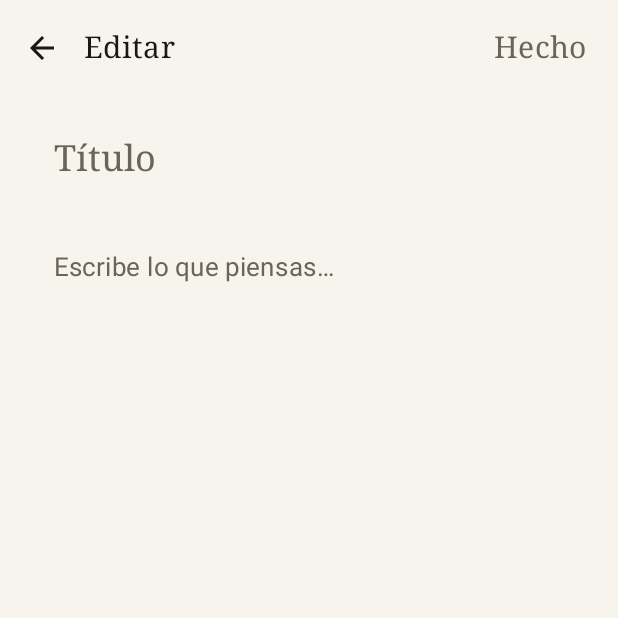
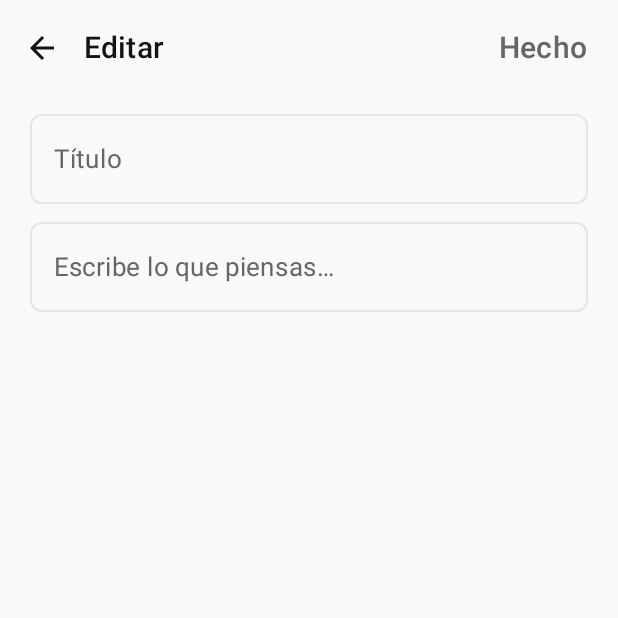
Before and after one commit to wandersepulveda2013/ordia-android, an Android app built with Jetpack Compose: the screen it shows after launch (MainActivity), after a tap on "Nueva nota", on a phone screen of 412 x 824 dp, the top half of it. Run offline under Robolectric (Android 15) with nearby library versions, the phone set to English and light mode, and no system bars; our stand-ins replace Room's generated code.

Commit message:
feat(design): implement Wave 1 foundation and design system
- Extract typography to Type.kt
- Implement semantic color system in Theme.kt
- Create centralized OrdiaDesignSystem.kt components
- Integrate OrdiaInput into NoteEditorScreen
- Integrate HorizontalDivider and icons into NotesListScreen
- Prevent empty drafts from saving in NotepadViewModel

Co-authored-by: wandersepulveda2013 <308435692+wandersepulveda2013@users.noreply.github.com>

```diff
--- a/app/src/main/java/com/ordia/app/ui/screens/NoteEditorScreen.kt
+++ b/app/src/main/java/com/ordia/app/ui/screens/NoteEditorScreen.kt
@@ -1,5 +1,6 @@
 package com.ordia.app.ui.screens
 
+import androidx.compose.foundation.clickable
 import androidx.compose.foundation.layout.Arrangement
 import androidx.compose.foundation.layout.Column
 import androidx.compose.foundation.layout.fillMaxSize
@@ -15,21 +16,21 @@ import androidx.compose.material3.IconButton
 import androidx.compose.material3.MaterialTheme
 import androidx.compose.material3.Scaffold
 import androidx.compose.material3.Text
-import androidx.compose.material3.TextField
-import androidx.compose.material3.TextFieldDefaults
 import androidx.compose.material3.TopAppBar
 import androidx.compose.material3.TopAppBarDefaults
 import androidx.compose.runtime.Composable
 import androidx.compose.runtime.LaunchedEffect
-import androidx.compose.foundation.clickable
 import androidx.compose.runtime.getValue
 import androidx.compose.runtime.mutableStateOf
 import androidx.compose.runtime.remember
 import androidx.compose.runtime.saveable.rememberSaveable
 import androidx.compose.runtime.setValue
 import androidx.compose.ui.Modifier
+import androidx.compose.ui.focus.FocusRequester
+import androidx.compose.ui.focus.focusRequester
 import androidx.compose.ui.unit.dp
 import com.ordia.app.data.NoteEntity
+import com.ordia.app.ui.components.OrdiaInput
 
 @OptIn(ExperimentalMaterial3Api::class)
 @Composable
@@ -40,11 +41,14 @@ fun NoteEditorScreen(
 ) {
     var title by rememberSaveable { mutableStateOf(note?.title.orEmpty()) }
     var content by rememberSaveable { mutableStateOf(note?.content.orEmpty()) }
+    val focusRequester = remember { FocusRequester() }
 
     LaunchedEffect(note?.id) {
         if (note != null) {
             title = note.title
             content = note.content
+        } else {
+            focusRequester.requestFocus()
         }
     }
 
@@ -86,30 +90,20 @@ fun NoteEditorScreen(
                 .padding(horizontal = 20.dp, vertical = 12.dp),
             verticalArrangement = Arrangement.spacedBy(12.dp),
         ) {
-            TextField(
+            OrdiaInput(
                 value = title,
                 onValueChange = { title = it },
-                placeholder = { Text("Título", style = MaterialTheme.typography.titleLarge) },
-                textStyle = MaterialTheme.typography.titleLarge,
-                modifier = Modifier.fillMaxWidth(),
-                colors = bareFieldColors(),
+                placeholder = "Título",
+                modifier = Modifier
+                    .fillMaxWidth()
+                    .focusRequester(focusRequester)
             )
-            TextField(
+            OrdiaInput(
                 value = content,
                 onValueChange = { content = it },
-                placeholder = { Text("Escribe lo que piensas…", style = MaterialTheme.typography.bodyLarge) },
-                textStyle = MaterialTheme.typography.bodyLarge,
-                modifier = Modifier.fillMaxWidth(),
-                colors = bareFieldColors(),
+                placeholder = "Escribe lo que piensas…",
+                modifier = Modifier.fillMaxWidth()
             )
         }
     }
 }
-
-@Composable
-private fun bareFieldColors() = TextFieldDefaults.colors(
-    focusedContainerColor = androidx.compose.ui.graphics.Color.Transparent,
-    unfocusedContainerColor = androidx.compose.ui.graphics.Color.Transparent,
-    focusedIndicatorColor = androidx.compose.ui.graphics.Color.Transparent,
-    unfocusedIndicatorColor = androidx.compose.ui.graphics.Color.Transparent,
-)
--- a/app/src/main/java/com/ordia/app/ui/theme/PaperColors.kt
+++ b/app/src/main/java/com/ordia/app/ui/theme/PaperColors.kt
@@ -3,14 +3,31 @@ package com.ordia.app.ui.theme
 import androidx.compose.ui.graphics.Color
 
 /** The page. Warm off-white in light, deep ink in dark. */
-val Page = Color(0xFFF7F4EE)
-val SoftPaper = Color(0xFFEFE9DD)
-val Ink = Color(0xFF1A1714)
-val InkMuted = Color(0xFF6B645B)
-val Rule = Color(0xFFD9D2C4)
+val Page = Color(0xFFF9F9F9)
+val SoftPaper = Color(0xFFF1F1F1)
+val Ink = Color(0xFF141414)
+val InkMuted = Color(0xFF666666)
+val Rule = Color(0xFFE5E5E5)
 
-val DarkInk = Color(0xFF15130F)
-val DarkInkRaised = Color(0xFF1F1C17)
-val PageOnDark = Color(0xFFE9E3D6)
-val PageMuted = Color(0xFF9A9388)
-val DarkRule = Color(0xFF2E2A23)
+val DarkInk = Color(0xFF0F0F0F)
+val DarkInkRaised = Color(0xFF1A1A1A)
+val PageOnDark = Color(0xFFFAFAFA)
+val PageMuted = Color(0xFF999999)
+val DarkRule = Color(0xFF262626)
+
+// Semantic colors
+val ColorPriority = Color(0xFFD32F2F)
+val ColorAlert = Color(0xFFF57C00)
+val ColorSuccess = Color(0xFF388E3C)
+val ColorFocus = Color(0xFF1976D2)
+val ColorCalendar = Color(0xFF7B1FA2)
+val ColorAutomations = Color(0xFF00796B)
+val ColorGuardians = Color(0xFF512DA8)
+
+val ColorPriorityDark = Color(0xFFEF5350)
+val ColorAlertDark = Color(0xFFFF9800)
+val ColorSuccessDark = Color(0xFF4CAF50)
+val ColorFocusDark = Color(0xFF2196F3)
+val ColorCalendarDark = Color(0xFF9C27B0)
+val ColorAutomationsDark = Color(0xFF009688)
+val ColorGuardiansDark = Color(0xFF673AB7)
--- a/app/src/main/java/com/ordia/app/ui/theme/Theme.kt
+++ b/app/src/main/java/com/ordia/app/ui/theme/Theme.kt
@@ -2,17 +2,14 @@ package com.ordia.app.ui.theme
 
 import androidx.compose.foundation.isSystemInDarkTheme
 import androidx.compose.material3.MaterialTheme
-import androidx.compose.material3.Typography
 import androidx.compose.material3.darkColorScheme
 import androidx.compose.material3.lightColorScheme
 import androidx.compose.runtime.Composable
-import androidx.compose.ui.text.font.FontFamily
-import androidx.compose.ui.unit.sp
+import androidx.compose.runtime.CompositionLocalProvider
+import androidx.compose.runtime.Immutable
+import androidx.compose.runtime.staticCompositionLocalOf
+import androidx.compose.ui.graphics.Color
 
-/**
- * A restrained, paper-and-ink palette. No accent colors: the only chroma is the
- * page itself, so the writing stays the focus.
- */
 private val LightPaper = lightColorScheme(
     primary = Ink,
     onPrimary = Page,
@@ -41,23 +38,57 @@ private val DarkPaper = darkColorScheme(
     outline = DarkRule,
 )
 
+@Immutable
+data class OrdiaSemanticColors(
+    val priority: Color,
+    val alert: Color,
+    val success: Color,
+    val focus: Color,
+    val calendar: Color,
+    val automations: Color,
+    val guardians: Color
+)
+
+val LightSemanticColors = OrdiaSemanticColors(
+    priority = ColorPriority,
+    alert = ColorAlert,
+    success = ColorSuccess,
+    focus = ColorFocus,
+    calendar = ColorCalendar,
+    automations = ColorAutomations,
+    guardians = ColorGuardians
+)
+
+val DarkSemanticColors = OrdiaSemanticColors(
+    priority = ColorPriorityDark,
+    alert = ColorAlertDark,
+    success = ColorSuccessDark,
+    focus = ColorFocusDark,
+    calendar = ColorCalendarDark,
+    automations = ColorAutomationsDark,
+    guardians = ColorGuardiansDark
+)
+
+val LocalOrdiaSemanticColors = staticCompositionLocalOf { LightSemanticColors }
+
+object OrdiaTheme {
+    val semanticColors: OrdiaSemanticColors
+        @Composable
+        get() = LocalOrdiaSemanticColors.current
+}
+
 @Composable
 fun NotepadTheme(
     darkTheme: Boolean = isSystemInDarkTheme(),
     content: @Composable () -> Unit,
 ) {
-    val base = Typography()
-    val type = Typography(
-        bodyLarge = base.bodyLarge.copy(fontSize = 17.sp, lineHeight = 28.sp),
-        bodyMedium = base.bodyMedium.copy(fontSize = 16.sp, lineHeight = 26.sp),
-        titleLarge = base.titleLarge.copy(fontFamily = FontFamily.Serif, fontSize = 24.sp),
-        titleMedium = base.titleMedium.copy(fontFamily = FontFamily.Serif, fontSize = 20.sp),
-        titleSmall = base.titleSmall.copy(fontFamily = FontFamily.Serif),
-        labelSmall = base.labelSmall.copy(fontSize = 11.sp),
-    )
-    MaterialTheme(
-        colorScheme = if (darkTheme) DarkPaper else LightPaper,
-        typography = type,
-        content = content,
-    )
+    val semanticColors = if (darkTheme) DarkSemanticColors else LightSemanticColors
+
+    CompositionLocalProvider(LocalOrdiaSemanticColors provides semanticColors) {
+        MaterialTheme(
+            colorScheme = if (darkTheme) DarkPaper else LightPaper,
+            typography = OrdiaTypography,
+            content = content,
+        )
+    }
 }
--- /dev/null
+++ b/app/src/main/java/com/ordia/app/ui/theme/Type.kt
@@ -0,0 +1,52 @@
+package com.ordia.app.ui.theme
+
+import androidx.compose.material3.Typography
+import androidx.compose.ui.text.TextStyle
+import androidx.compose.ui.text.font.FontFamily
+import androidx.compose.ui.text.font.FontWeight
+import androidx.compose.ui.unit.sp
+
+val OrdiaTypography = Typography(
+    bodyLarge = TextStyle(
+        fontFamily = FontFamily.Default,
+        fontWeight = FontWeight.Normal,
+        fontSize = 17.sp,
+        lineHeight = 28.sp,
+        letterSpacing = 0.5.sp
+    ),
+    bodyMedium = TextStyle(
+        fontFamily = FontFamily.Default,
+        fontWeight = FontWeight.Light,
+        fontSize = 16.sp,
+        lineHeight = 26.sp,
+        letterSpacing = 0.5.sp
+    ),
+    titleLarge = TextStyle(
+        fontFamily = FontFamily.Default,
+        fontWeight = FontWeight.Medium,
+        fontSize = 24.sp,
+        lineHeight = 32.sp,
+        letterSpacing = 0.sp
+    ),
+    titleMedium = TextStyle(
+        fontFamily = FontFamily.Default,
+        fontWeight = FontWeight.Medium,
+        fontSize = 20.sp,
+        lineHeight = 28.sp,
+        letterSpacing = 0.15.sp
+    ),
+    titleSmall = TextStyle(
+        fontFamily = FontFamily.Default,
+        fontWeight = FontWeight.Medium,
+        fontSize = 16.sp,
+        lineHeight = 24.sp,
+        letterSpacing = 0.1.sp
+    ),
+    labelSmall = TextStyle(
+        fontFamily = FontFamily.Default,
+        fontWeight = FontWeight.Medium,
+        fontSize = 11.sp,
+        lineHeight = 16.sp,
+        letterSpacing = 0.5.sp
+    )
+)
```
Also changed, not shown: app/src/main/java/com/ordia/app/ui/NotepadViewModel.kt (+10 -0 lines), app/src/main/java/com/ordia/app/ui/components/OrdiaDesignSystem.kt (added, +292 -0 lines).
